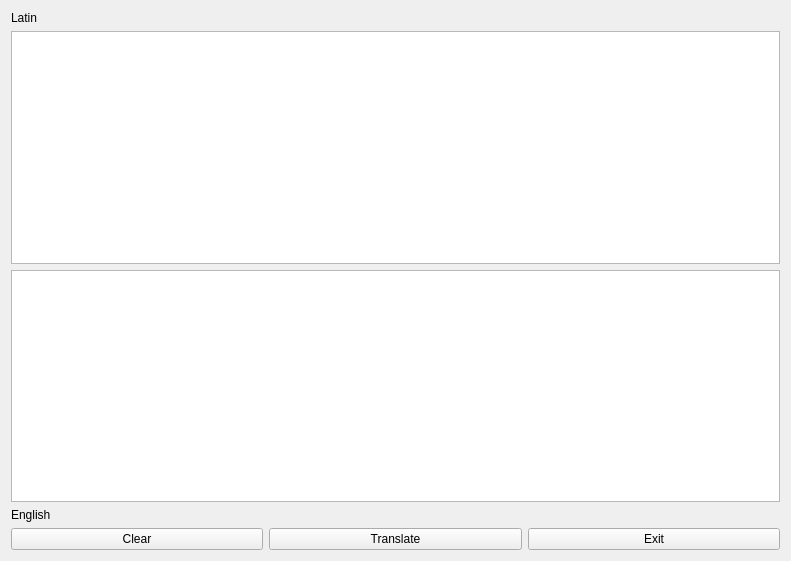
Before: the Qt Designer form mainwindow.ui in chrisfair/QtWordsInterface, drawn with Qt 5.
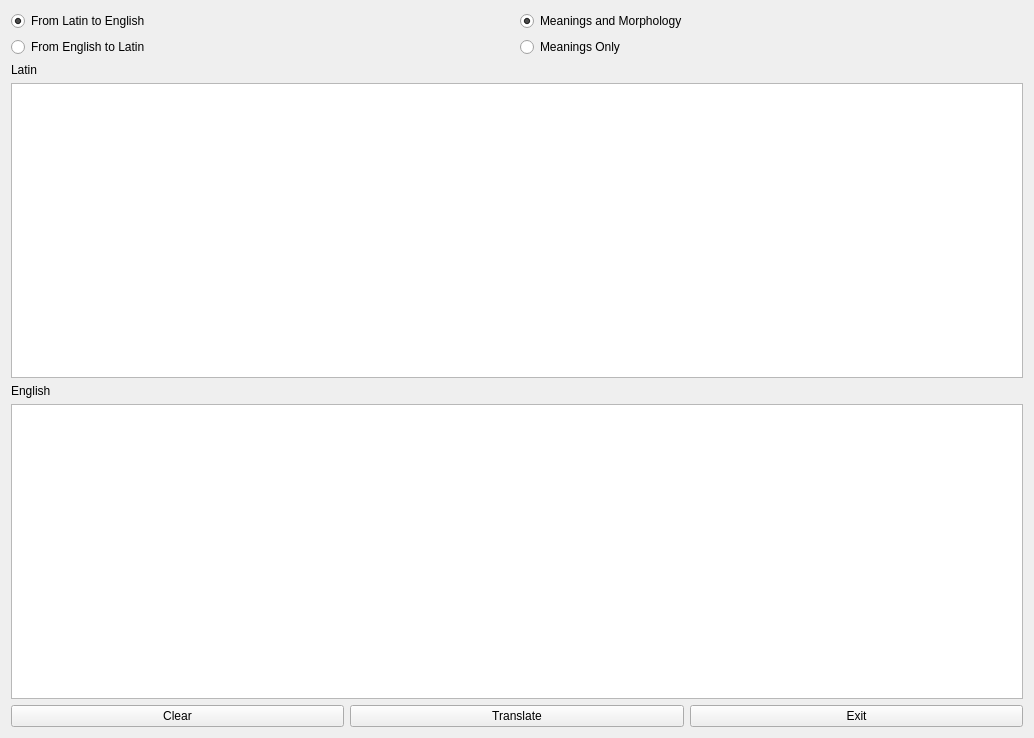
After: the same form once the commit is applied.

Commit message: modified:   LatinGraphicsUserInterface.pro.user 	modified:   mainwindow.ui

```diff
--- a/mainwindow.ui
+++ b/mainwindow.ui
@@ -6,8 +6,8 @@
    <rect>
     <x>0</x>
     <y>0</y>
-    <width>791</width>
-    <height>561</height>
+    <width>1034</width>
+    <height>738</height>
    </rect>
   </property>
   <property name="windowTitle">
@@ -15,7 +15,7 @@
   </property>
   <widget class="QWidget" name="centralWidget">
    <layout class="QGridLayout" name="gridLayout_2">
-    <item row="0" column="0">
+    <item row="1" column="0">
      <layout class="QGridLayout" name="gridLayout">
       <property name="sizeConstraint">
        <enum>QLayout::SetMinAndMaxSize</enum>
@@ -27,18 +27,8 @@
         </property>
        </widget>
       </item>
-      <item row="1" column="0">
-       <widget class="QTextEdit" name="EditLatin">
-        <property name="sizePolicy">
-         <sizepolicy hsizetype="Expanding" vsizetype="Expanding">
-          <horstretch>0</horstretch>
-          <verstretch>0</verstretch>
-         </sizepolicy>
-        </property>
-       </widget>
-      </item>
       <item row="2" column="0">
-       <widget class="QTextEdit" name="EditEnglish">
+       <widget class="QTextEdit" name="EditLatin">
         <property name="sizePolicy">
          <sizepolicy hsizetype="Expanding" vsizetype="Expanding">
           <horstretch>0</horstretch>
@@ -47,14 +37,17 @@
         </property>
        </widget>
       </item>
-      <item row="3" column="0">
-       <widget class="QLabel" name="label_2">
-        <property name="text">
-         <string>English</string>
-        </property>
-       </widget>
-      </item>
       <item row="4" column="0">
+       <widget class="QTextEdit" name="EditEnglish">
+        <property name="sizePolicy">
+         <sizepolicy hsizetype="Expanding" vsizetype="Expanding">
+          <horstretch>0</horstretch>
+          <verstretch>0</verstretch>
+         </sizepolicy>
+        </property>
+       </widget>
+      </item>
+      <item row="6" column="0">
        <layout class="QHBoxLayout" name="horizontalLayout">
         <item>
          <widget class="QPushButton" name="ClearText">
@@ -82,6 +75,74 @@
         </item>
        </layout>
       </item>
+      <item row="3" column="0">
+       <widget class="QLabel" name="label_2">
+        <property name="text">
+         <string>English</string>
+        </property>
+       </widget>
+      </item>
+     </layout>
+    </item>
+    <item row="0" column="0">
+     <layout class="QHBoxLayout" name="horizontalLayout_2">
+      <property name="sizeConstraint">
+       <enum>QLayout::SetDefaultConstraint</enum>
+      </property>
+      <item>
+       <layout class="QVBoxLayout" name="verticalLayout">
+        <item>
+         <widget class="QRadioButton" name="radioButton">
+          <property name="text">
+           <string>From Latin to English</string>
+          </property>
+          <property name="checked">
+           <bool>true</bool>
+          </property>
+          <attribute name="buttonGroup">
+           <string notr="true">translationButtons</string>
+          </attribute>
+         </widget>
+        </item>
+        <item>
+         <widget class="QRadioButton" name="radioButton_2">
+          <property name="text">
+           <string>From English to Latin</string>
+          </property>
+          <attribute name="buttonGroup">
+           <string notr="true">translationButtons</string>
+          </attribute>
+         </widget>
+        </item>
+       </layout>
+      </item>
+      <item>
+       <layout class="QVBoxLayout" name="verticalLayout_2">
+        <item>
+         <widget class="QRadioButton" name="radioButton_4">
+          <property name="text">
+           <string>Meanings and Morphology</string>
+          </property>
+          <property name="checked">
+           <bool>true</bool>
+          </property>
+          <attribute name="buttonGroup">
+           <string notr="true">optionsButton</string>
+          </attribute>
+         </widget>
+        </item>
+        <item>
+         <widget class="QRadioButton" name="radioButton_3">
+          <property name="text">
+           <string>Meanings Only</string>
+          </property>
+          <attribute name="buttonGroup">
+           <string notr="true">optionsButton</string>
+          </attribute>
+         </widget>
+        </item>
+       </layout>
+      </item>
      </layout>
     </item>
    </layout>
```
Left out of the diff: 4 changed lines with no effect on the pictures. The commit also changes 1 other file.
